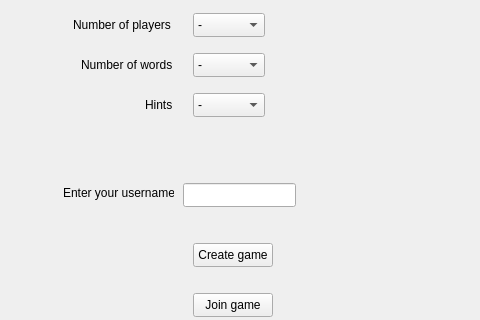
Qt form GUI/mainwindow.ui (ProtVlad/ProjectModernCpp) before a commit; both pictures show x 367 to 847 and y 177 to 497 of the 1500 by 750 pixel window.
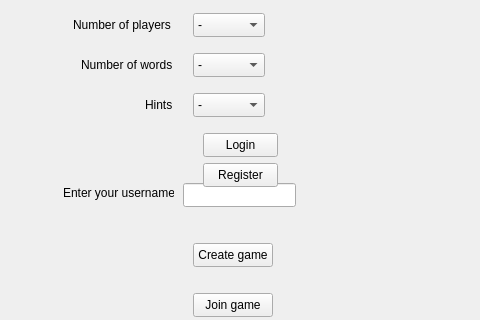
The same form after that commit.

Commit message: Added login and register buttons

What changed in the file:
```diff
--- a/GUI/mainwindow.ui
+++ b/GUI/mainwindow.ui
@@ -433,6 +433,32 @@
      <string>Undo</string>
     </property>
    </widget>
+   <widget class="QPushButton" name="loginButton">
+    <property name="geometry">
+     <rect>
+      <x>570</x>
+      <y>310</y>
+      <width>75</width>
+      <height>24</height>
+     </rect>
+    </property>
+    <property name="text">
+     <string>Login</string>
+    </property>
+   </widget>
+   <widget class="QPushButton" name="registerButton">
+    <property name="geometry">
+     <rect>
+      <x>570</x>
+      <y>340</y>
+      <width>75</width>
+      <height>24</height>
+     </rect>
+    </property>
+    <property name="text">
+     <string>Register</string>
+    </property>
+   </widget>
   </widget>
   <widget class="QMenuBar" name="menubar">
    <property name="geometry">
```
Left out of the diff: 2 changed lines with no effect on the pictures. The commit also changes 2 other files.
